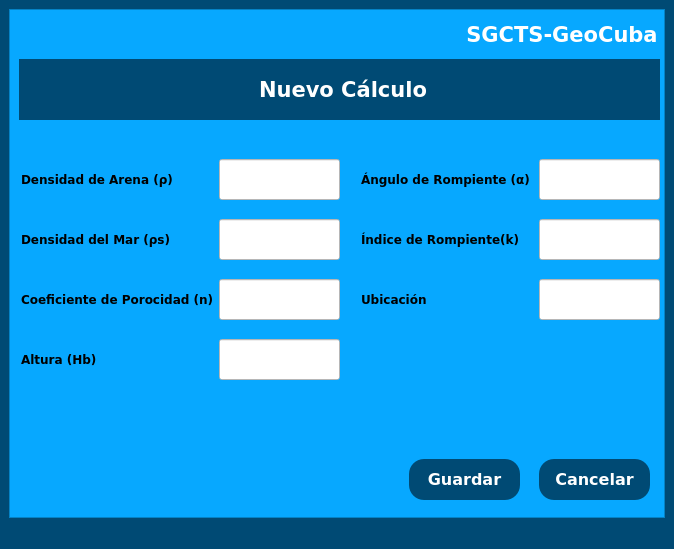
This is gui/nuevoCalculo.ui in dariel-cabrera/SGCTS-GeoCuba-pyqt as Qt 5 draws it before an edit. The edited form follows.
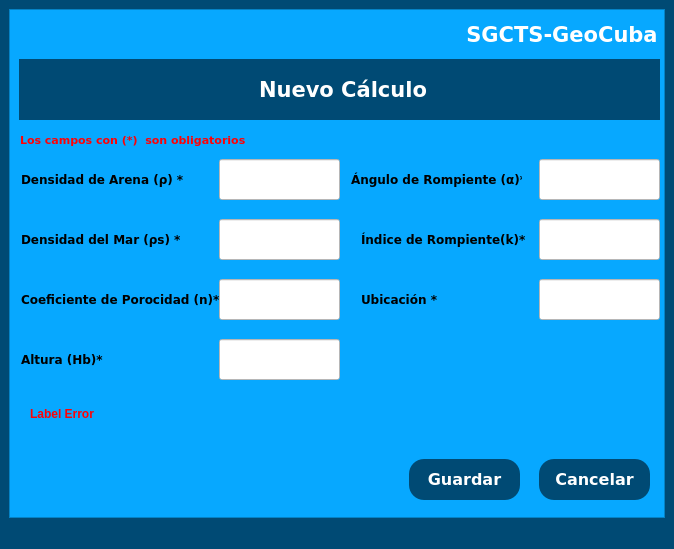
This is the edited form.

Commit message: Label Error, Division por 0 , def Validar Campos, tablaCalculos

Diff of the .ui file:
```diff
--- a/gui/nuevoCalculo.ui
+++ b/gui/nuevoCalculo.ui
@@ -100,7 +100,7 @@
         </font>
        </property>
        <property name="text">
-        <string>Densidad de Arena (ρ)</string>
+        <string>Densidad de Arena (ρ) *</string>
        </property>
       </widget>
       <widget class="QLineEdit" name="lineEdit_densidadArena">
@@ -140,7 +140,7 @@
         </font>
        </property>
        <property name="text">
-        <string>Densidad del Mar (ρs)</string>
+        <string>Densidad del Mar (ρs) *</string>
        </property>
       </widget>
       <widget class="QLineEdit" name="lineEdit_DensidadMar">
@@ -164,7 +164,7 @@
         <rect>
          <x>0</x>
          <y>270</y>
-         <width>211</width>
+         <width>221</width>
          <height>41</height>
         </rect>
        </property>
@@ -177,7 +177,7 @@
         </font>
        </property>
        <property name="text">
-        <string>Coeficiente de Porocidad (n)</string>
+        <string>Coeficiente de Porocidad (n)*</string>
        </property>
       </widget>
       <widget class="QLineEdit" name="lineEdit_CoeficientePorocidad">
@@ -214,7 +214,7 @@
         </font>
        </property>
        <property name="text">
-        <string>Altura (Hb)</string>
+        <string>Altura (Hb)*</string>
        </property>
       </widget>
       <widget class="QLineEdit" name="lineEdit_altura">
@@ -236,7 +236,7 @@
       <widget class="QLabel" name="label_AnguloR">
        <property name="geometry">
         <rect>
-         <x>340</x>
+         <x>330</x>
          <y>150</y>
          <width>191</width>
          <height>41</height>
@@ -251,7 +251,7 @@
         </font>
        </property>
        <property name="text">
-        <string>Ángulo de Rompiente (α)</string>
+        <string>Ángulo de Rompiente (α)*</string>
        </property>
       </widget>
       <widget class="QLabel" name="label_IndiceR">
@@ -272,7 +272,7 @@
         </font>
        </property>
        <property name="text">
-        <string>Índice de Rompiente(k)</string>
+        <string>Índice de Rompiente(k)*</string>
        </property>
       </widget>
       <widget class="QLabel" name="label_Ubicacion">
@@ -293,7 +293,7 @@
         </font>
        </property>
        <property name="text">
-        <string>Ubicación</string>
+        <string>Ubicación *</string>
        </property>
       </widget>
       <widget class="QLabel" name="label_SGCTS_GeoCuba">
@@ -412,6 +412,46 @@
         <string>Cancelar</string>
        </property>
       </widget>
+      <widget class="QLabel" name="label_Error">
+       <property name="geometry">
+        <rect>
+         <x>10</x>
+         <y>390</y>
+         <width>641</width>
+         <height>31</height>
+        </rect>
+       </property>
+       <property name="styleSheet">
+        <string notr="true">color: rgb(255, 1, 5);</string>
+       </property>
+       <property name="text">
+        <string>&lt;html&gt;&lt;head/&gt;&lt;body&gt;&lt;p&gt;&lt;span style=&quot; font-weight:600;&quot;&gt;Label Error&lt;/span&gt;&lt;/p&gt;&lt;/body&gt;&lt;/html&gt;</string>
+       </property>
+      </widget>
+      <widget class="QLabel" name="label_2">
+       <property name="geometry">
+        <rect>
+         <x>0</x>
+         <y>110</y>
+         <width>261</width>
+         <height>41</height>
+        </rect>
+       </property>
+       <property name="font">
+        <font>
+         <family>Verdana</family>
+         <pointsize>8</pointsize>
+         <weight>75</weight>
+         <bold>true</bold>
+        </font>
+       </property>
+       <property name="styleSheet">
+        <string notr="true">color: rgb(255, 1, 5);</string>
+       </property>
+       <property name="text">
+        <string>Los campos con (*)  son obligatorios</string>
+       </property>
+      </widget>
      </widget>
     </item>
    </layout>
```
The commit also changes 7 other files.
